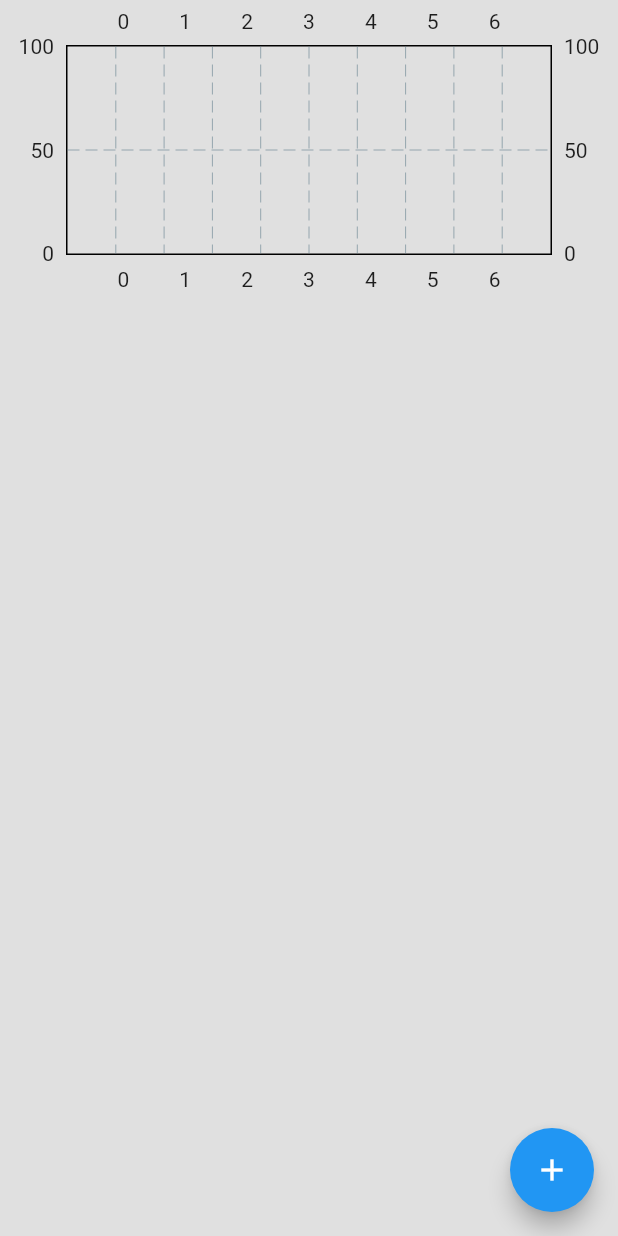
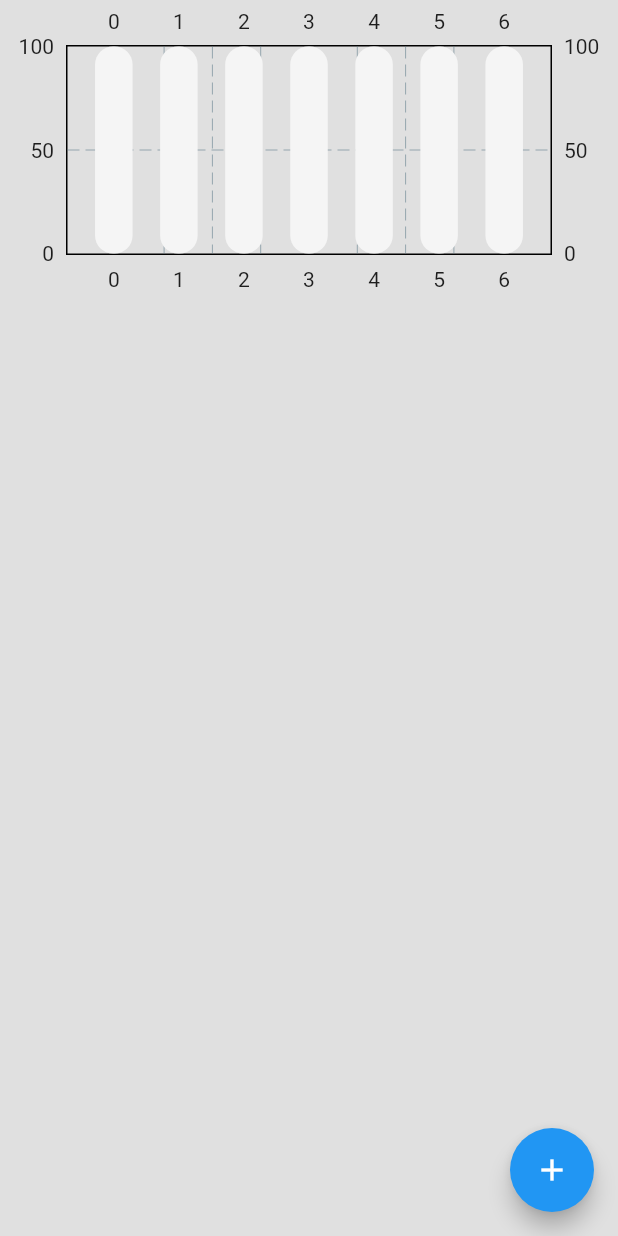
Before and after one commit to ayushsharman/budget_tracker, a Flutter app: the screen it shows after launch, on a phone screen of 412 x 824 dp. Run offline on Flutter 3.47's test engine with Material 2 defaults, Android fonts, the phone set to English and light mode, and no system bars; drawn by our look-alikes of fl_chart.

Commit message:
ui fixes

```diff
--- a/lib/bargraph/bar_graph.dart
+++ b/lib/bargraph/bar_graph.dart
@@ -46,7 +46,17 @@ class MyBarGraph extends StatelessWidget {
               (data) => BarChartGroupData(
                 x: data.x,
                 barRods: [
-                  BarChartRodData(toY: data.y),
+                  BarChartRodData(
+                    toY: data.y,
+                    color: Colors.grey[800],
+                    width: 25,
+                    borderRadius: BorderRadius.circular(12),
+                    backDrawRodData: BackgroundBarChartRodData(
+                      color: Colors.grey[100],
+                      show: true,
+                      toY: maxY,
+                    ),
+                  ),
                 ],
               ),
             )
```
